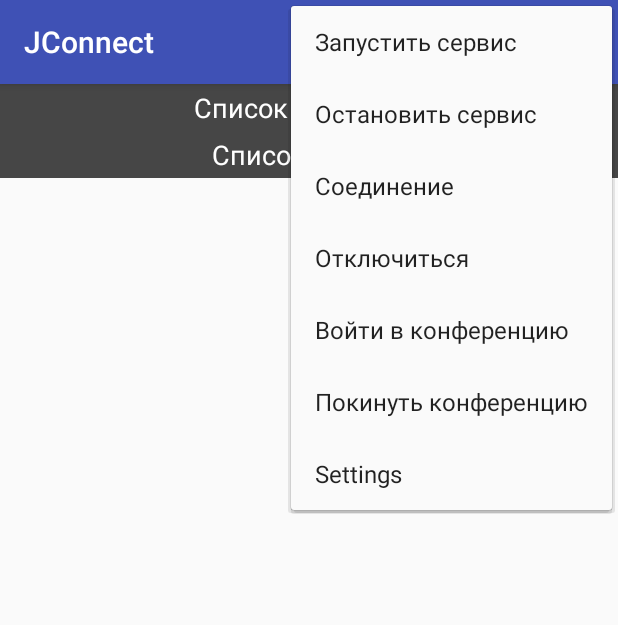
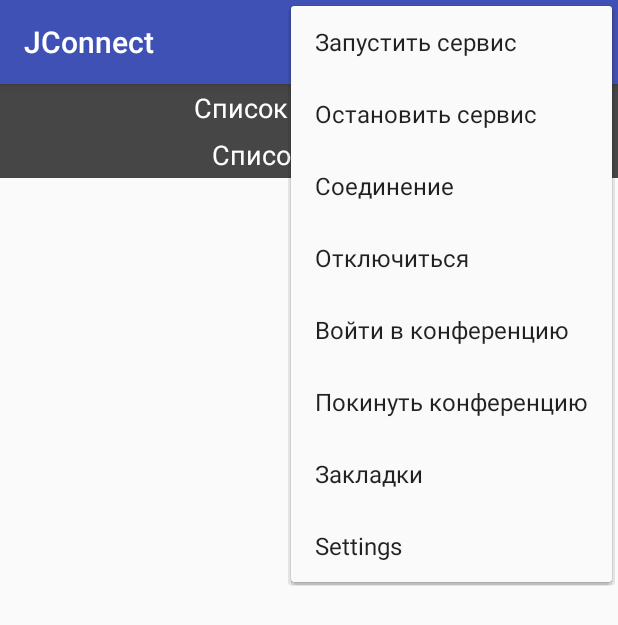
Before and after one commit to vitaliy46/JConnect, an Android app: the screen it shows after launch (MainActivity), with the options menu open, on a phone screen of 412 x 824 dp. Shown: the top 625 px of the screen. Run offline under Robolectric (Android 15) with nearby library versions, the phone set to English and light mode, and no system bars; 1 statement that could not run was skipped.

Commit message:
add Bookmarks Dialog

```diff
--- a/app/src/main/java/com/jabber/jconnect/MainActivity.java
+++ b/app/src/main/java/com/jabber/jconnect/MainActivity.java
@@ -11,6 +11,7 @@ import android.os.IBinder;
 import android.os.Message;
 import android.os.Messenger;
 import android.os.RemoteException;
+import android.support.v4.app.DialogFragment;
 import android.support.v4.app.Fragment;
 import android.support.v4.app.FragmentManager;
 import android.support.v7.app.AppCompatActivity;
@@ -436,6 +437,10 @@ public class MainActivity extends AppCompatActivity implements ContactFragment.O
             case R.id.menu_leave_muc:
                 leaveMuc();
                 break;
+            case R.id.menu_bookmarks_muc:
+                BookmarksDialogFragment bookmarksDialogFragment = new BookmarksDialogFragment();
+                bookmarksDialogFragment.show(fm, "bookmarks_dialog_fragment");
+                break;
             default:
                 break;
         }
--- a/app/src/main/res/menu/menu_main.xml
+++ b/app/src/main/res/menu/menu_main.xml
@@ -41,6 +41,12 @@
         android:title="@string/menu_leave_muc"
         app:showAsAction="never" />
 
+    <item
+        android:id="@+id/menu_bookmarks_muc"
+        android:orderInCategory="0"
+        android:title="@string/menu_bookmarks_muc"
+        app:showAsAction="never" />
+
     </group>
 
     <item
--- a/app/src/main/res/values/strings.xml
+++ b/app/src/main/res/values/strings.xml
@@ -7,6 +7,7 @@
     <string name="menu_disconnect">Отключиться</string>
     <string name="menu_join_muc">Войти в конференцию</string>
     <string name="menu_leave_muc">Покинуть конференцию</string>
+    <string name="menu_bookmarks_muc">Закладки</string>
 
     <!-- TODO: Remove or change this placeholder text -->
     <string name="title_activity_chat">Чат</string>
@@ -15,4 +16,6 @@
     <string name="contact_list_header">Список контактов</string>
     <string name="muc_list_header">Список комнат</string>
 
+    <string name="bookmarks_dialog_title">Закладки</string>
+
 </resources>
```
Also changed, not shown: app/src/main/java/com/jabber/jconnect/BookmarksDialogFragment.java (added, +29 -0 lines).
